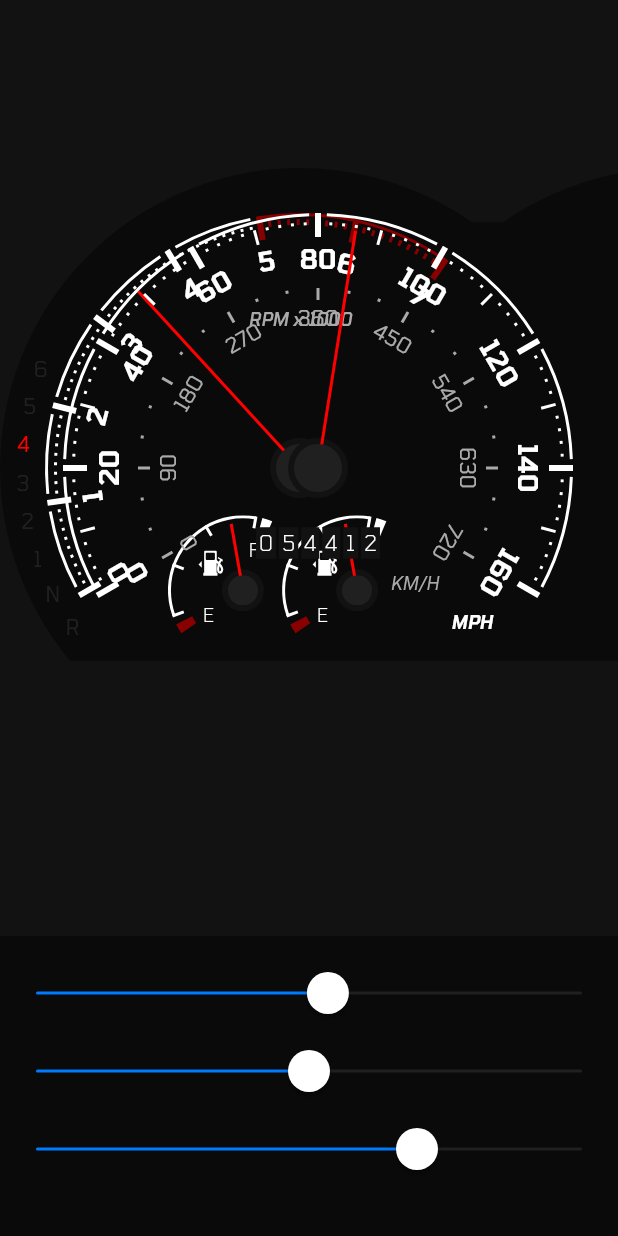
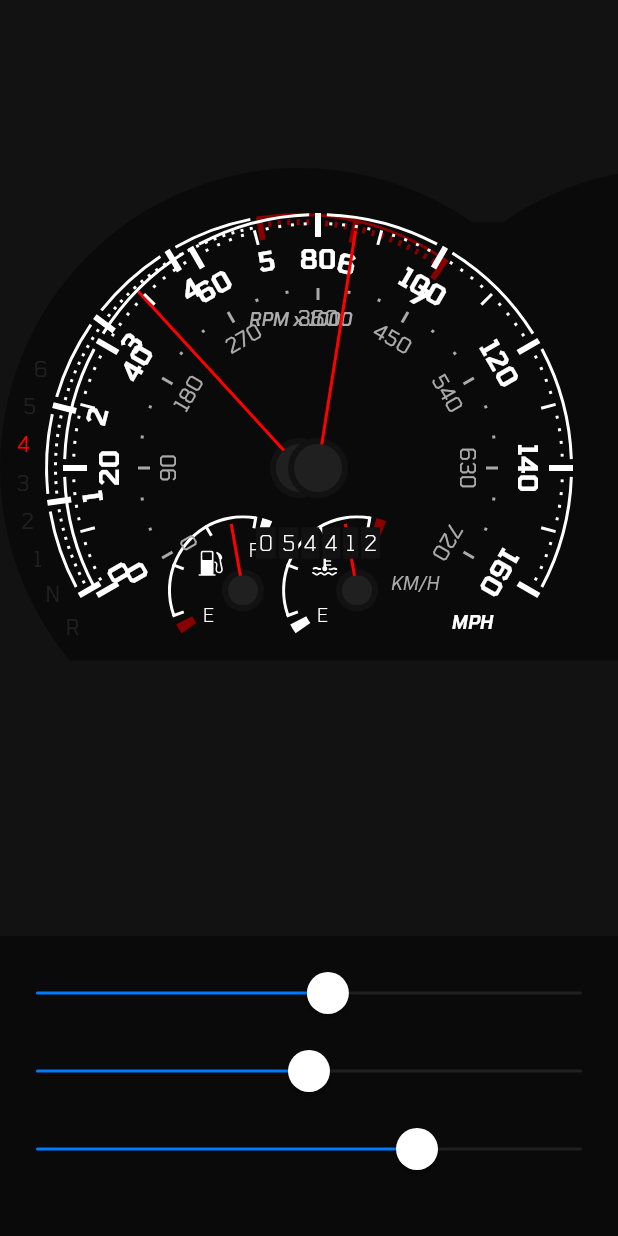
Before and after one commit to darius-calugar/Gauge-Cluster, a Flutter app: the screen it shows after launch, on a phone screen of 412 x 824 dp. Run offline on Flutter 3.47's test engine with Material 3 defaults, Android fonts, the phone set to English and light mode, and no system bars; our stand-ins replace flutter_svg.

Commit message:
feat: Add temperature gauge

```diff
--- a/gauge_cluster/lib/examples/e1/rev_gauge.dart
+++ b/gauge_cluster/lib/examples/e1/rev_gauge.dart
@@ -4,6 +4,7 @@ import 'package:flutter/material.dart';
 import 'package:gauge_cluster/app_colors.dart';
 import 'package:gauge_cluster/components/gauge/gauge.dart';
 import 'package:gauge_cluster/examples/e1/fuel_gauge.dart';
+import 'package:gauge_cluster/examples/e1/temperature_gauge.dart';
 
 class E1RevGauge extends StatelessWidget {
   const E1RevGauge({
@@ -143,7 +144,7 @@ class E1RevGauge extends StatelessWidget {
             ),
             angle: 115,
             keepRotation: true,
-            builder: (context) => E1FuelGauge(),
+            builder: (_) => E1FuelGauge(),
           ),
           // Temperature
           GaugeCustomFeature(
@@ -152,7 +153,7 @@ class E1RevGauge extends StatelessWidget {
             ),
             angle: 65,
             keepRotation: true,
-            builder: (context) => E1FuelGauge(),
+            builder: (_) => E1TemperatureGauge(),
           ),
           // Knob base
           GaugeSliceFeature(
--- /dev/null
+++ b/gauge_cluster/lib/examples/e1/temperature_gauge.dart
@@ -0,0 +1,128 @@
+import 'package:flutter/material.dart';
+import 'package:flutter_svg/flutter_svg.dart';
+import 'package:gauge_cluster/app_colors.dart';
+import 'package:gauge_cluster/components/gauge/gauge.dart';
+
+class E1TemperatureGauge extends StatelessWidget {
+  const E1TemperatureGauge({super.key});
+
+  static double radius = 60.0;
+  static double diameter = radius * 2;
+
+  @override
+  Widget build(BuildContext context) {
+    return SizedBox.square(
+      dimension: diameter,
+      child: Gauge(
+        features: [
+          for (var step = 0; step < 4; step++) ...[
+            // Steps
+            GaugeBoxFeature(
+              position: GaugeFeatureSectorPosition(
+                outerInset: 10,
+                thickness: 8,
+              ),
+              angle: 160 + 40 * step.toDouble(),
+              width: 2,
+              color: AppColors.white1,
+            ),
+          ],
+          // Border
+          GaugeSliceFeature(
+            position: GaugeFeatureSectorPosition(
+              outerInset: 10,
+              thickness: 2,
+            ),
+            startAngle: 160,
+            sweepAngle: 120,
+            color: AppColors.white1,
+          ),
+          // Limits
+          GaugeSliceFeature(
+            position: GaugeFeatureSectorPosition(
+              outerInset: 10,
+              thickness: 12,
+            ),
+            startAngle: 145,
+            sweepAngle: 8,
+            color: AppColors.white1,
+          ),
+          GaugeSliceFeature(
+            position: GaugeFeatureSectorPosition(
+              outerInset: 10,
+              thickness: 12,
+            ),
+            startAngle: 285,
+            sweepAngle: 8,
+            color: AppColors.red2,
+          ),
+          // Labels
+          GaugeTextFeature(
+            position: GaugeFeaturePointPosition(
+              outerInset: 32,
+            ),
+            angle: 145,
+            keepRotation: true,
+            text: 'E',
+            style: TextStyle(
+              fontWeight: FontWeight.w300,
+              fontSize: 12,
+            ),
+          ),
+          GaugeTextFeature(
+            position: GaugeFeaturePointPosition(
+              outerInset: 32,
+            ),
+            angle: 285,
+            keepRotation: true,
+            text: 'F',
+            style: TextStyle(
+              fontWeight: FontWeight.w300,
+              fontSize: 12,
+            ),
+          ),
+          // Icon
+          GaugeCustomFeature(
+            position: GaugeFeaturePointPosition(
+              outerInset: 32,
+            ),
+            angle: 220,
+            keepRotation: true,
+            builder: (context) => SvgPicture.asset(
+              'assets/svgs/icons/temperature.svg',
+              height: 20,
+              width: 20,
+              colorFilter: ColorFilter.mode(
+                AppColors.white1,
+                BlendMode.srcIn,
+              ),
+            ),
+          ),
+          // Knob base
+          GaugeSliceFeature(
+            position: GaugeFeatureSectorPosition(
+              thickness: 14,
+            ),
+            color: AppColors.black2,
+          ),
+          // Pin
+          GaugeBoxFeature(
+            position: GaugeFeatureSectorPosition(
+              outerInset: 15,
+            ),
+            angle: 260,
+            width: 2,
+            color: AppColors.red1,
+          ),
+          // Knob
+          GaugeSliceFeature(
+            position: GaugeFeatureSectorPosition(
+              thickness: 10,
+            ),
+            color: AppColors.black3,
+          ),
+        ],
+      ),
+    );
+  }
+}
```
Also changed, not shown: gauge_cluster/assets/svgs/icons/engine.svg (added), gauge_cluster/assets/svgs/icons/fuel.svg, gauge_cluster/assets/svgs/icons/temperature.svg (added), gauge_cluster/assets/svgs/icons/wrench.svg (added).
